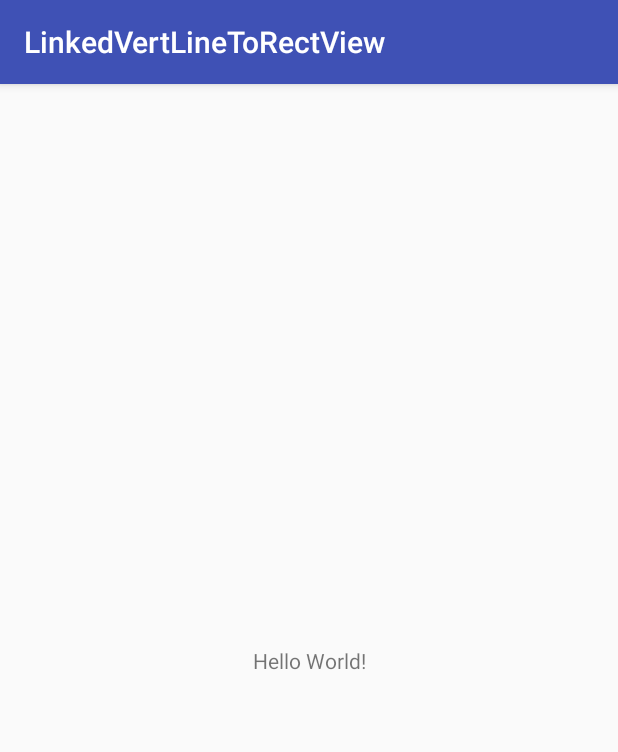
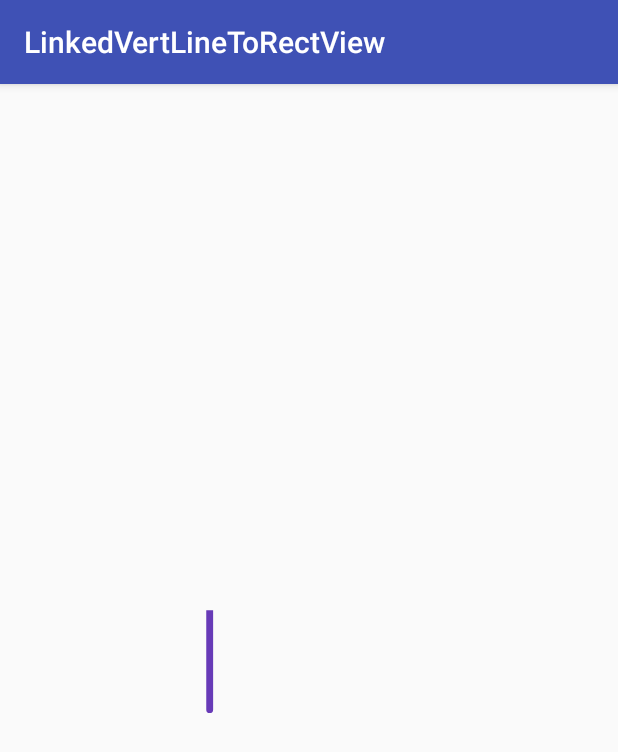
Before and after one commit to Anwesh43/LinkedVertLineToRectView-, an Android app: the screen it shows after launch (MainActivity), on a phone screen of 412 x 824 dp. Shown: the top 752 px of the screen. Run offline under Robolectric (Android 15) with nearby library versions, the phone set to English and light mode, and no system bars.

```diff
--- a/app/build.gradle
+++ b/app/build.gradle
@@ -27,6 +27,7 @@ dependencies {
     androidTestImplementation 'com.android.support.test:runner:1.0.1'
     androidTestImplementation 'com.android.support.test.espresso:espresso-core:3.0.1'
     compile "org.jetbrains.kotlin:kotlin-stdlib-jre7:$kotlin_version"
+    compile project(":vertlinetorectview")
 }
 repositories {
     mavenCentral()
--- a/app/src/main/java/com/anwesh/uiprojects/linkedvertlinetorectview/MainActivity.kt
+++ b/app/src/main/java/com/anwesh/uiprojects/linkedvertlinetorectview/MainActivity.kt
@@ -2,11 +2,12 @@ package com.anwesh.uiprojects.linkedvertlinetorectview
 
 import android.support.v7.app.AppCompatActivity
 import android.os.Bundle
+import com.anwesh.uiprojects.vertlinetorectview.VertLineToRectView
 
 class MainActivity : AppCompatActivity() {
 
     override fun onCreate(savedInstanceState: Bundle?) {
         super.onCreate(savedInstanceState)
-        setContentView(R.layout.activity_main)
+        VertLineToRectView.create(this)
     }
 }
```
